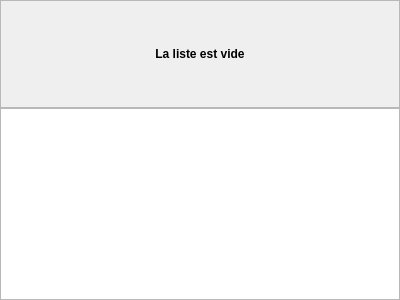
davy7125/polyphone, file sources/mainwindow/widgetshowhistory.ui: the form before one commit.
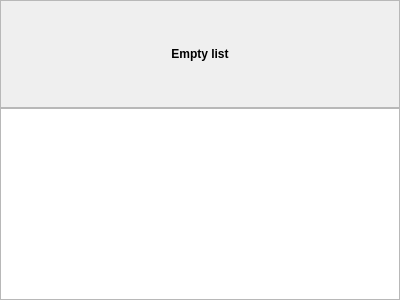
The form after the commit.

The edit to the form file:
```diff
--- a/sources/mainwindow/widgetshowhistory.ui
+++ b/sources/mainwindow/widgetshowhistory.ui
@@ -81,7 +81,7 @@
          </font>
         </property>
         <property name="text">
-         <string>La liste est vide</string>
+         <string>Empty list</string>
         </property>
         <property name="alignment">
          <set>Qt::AlignCenter</set>
```
